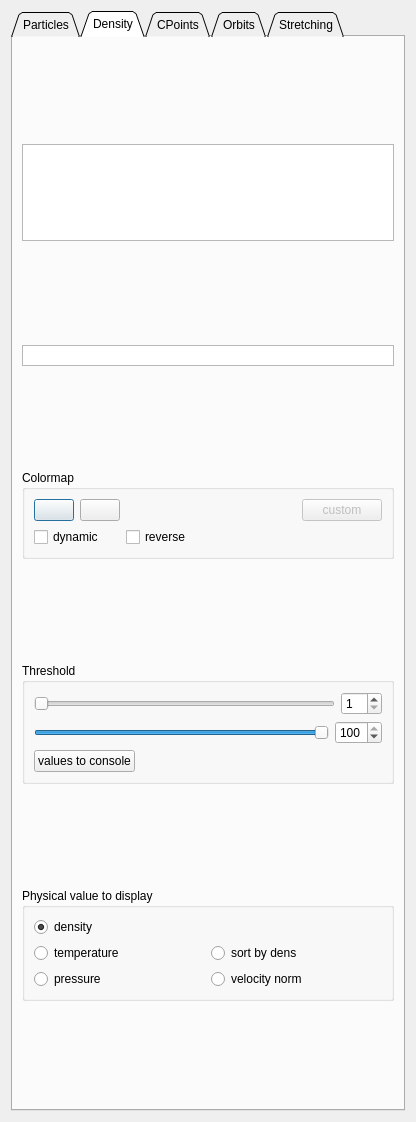
Old version of the form src/formobjectcontrol.ui in the repository jcldc/glnemo2.
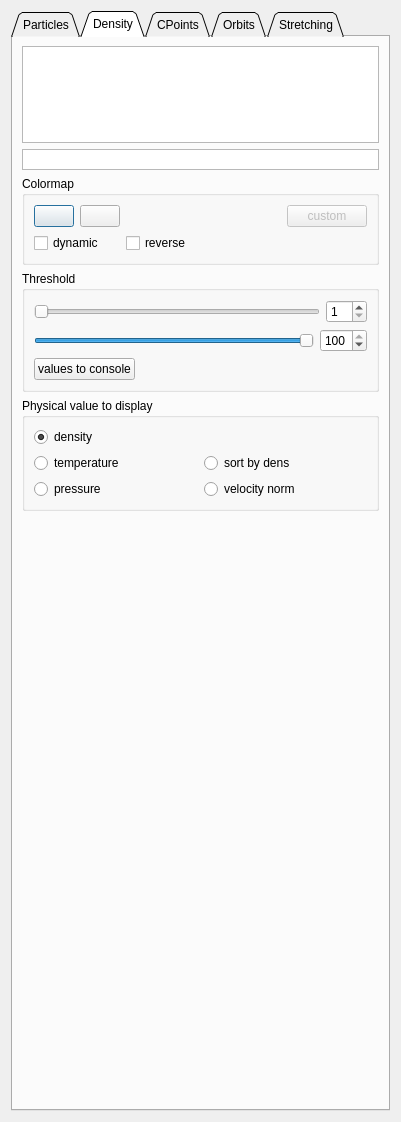
New version of the form. The open tabs and pages were chosen to show the change. Icons and pictures are not drawn.

Commit message: fix density form layout

What changed in the file:
```diff
--- a/src/formobjectcontrol.ui
+++ b/src/formobjectcontrol.ui
@@ -6,7 +6,7 @@
    <rect>
     <x>0</x>
     <y>0</y>
-    <width>416</width>
+    <width>401</width>
     <height>1122</height>
    </rect>
   </property>
@@ -1016,6 +1016,19 @@
          </layout>
         </widget>
        </item>
+       <item row="5" column="0">
+        <spacer name="verticalSpacer_4">
+         <property name="orientation">
+          <enum>Qt::Vertical</enum>
+         </property>
+         <property name="sizeHint" stdset="0">
+          <size>
+           <width>20</width>
+           <height>556</height>
+          </size>
+         </property>
+        </spacer>
+       </item>
       </layout>
      </widget>
      <widget class="QWidget" name="tab_cpoints">
```
